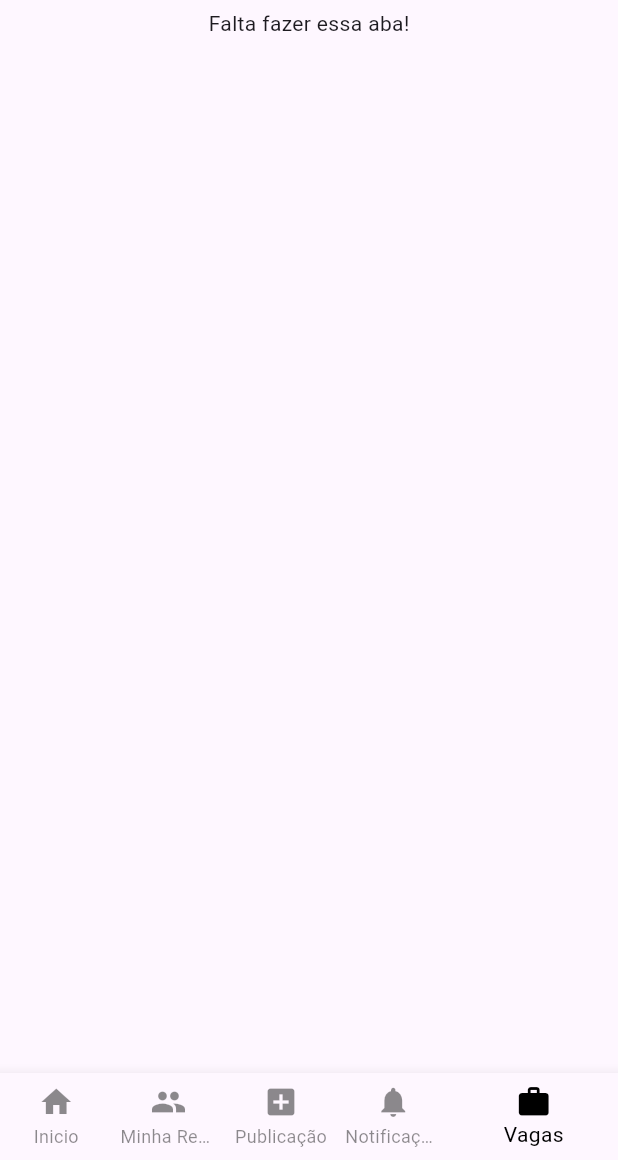
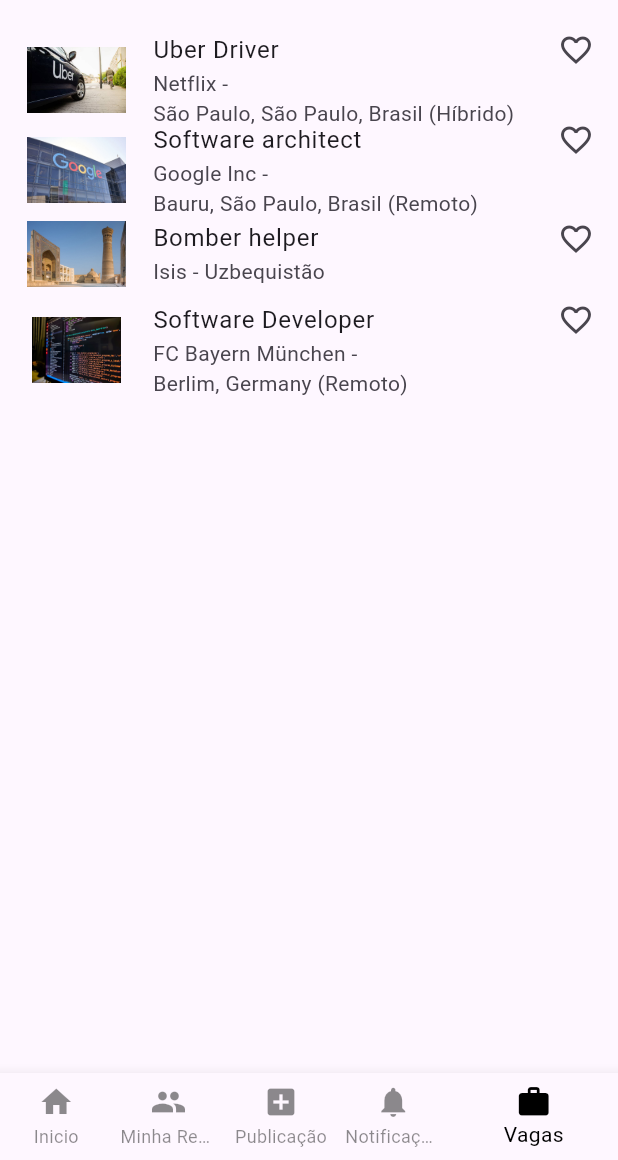
Before and after one commit to GuilhermeSilvestre/Flutter-Linkedin, a Flutter app: the screen it shows after launch, item 5 of the bottom bar chosen, on a phone screen of 412 x 824 dp, the part 76-1236 px from its top. Run offline on Flutter 3.47's test engine with Material 2 defaults, Android fonts, the phone set to English and light mode, and no system bars.

Commit message:
Adicionando aba vagas

```diff
--- a/lib/fake_data/fakedata.dart
+++ b/lib/fake_data/fakedata.dart
@@ -2,6 +2,7 @@
 import 'package:linkedin_project/widgets/notificacao.dart';
 import 'package:linkedin_project/widgets/post.dart';
 import 'package:linkedin_project/widgets/user.dart';
+import 'package:linkedin_project/widgets/vaga.dart';
 
 Conversa conversa1 = Conversa(
   name: 'Clayton',
@@ -224,3 +225,34 @@
     conections: 66,
   ),
 ];
+
+List<Vaga> vagas = [
+  Vaga(
+    title: 'Uber Driver',
+    image: 'assets/images/vagas1.jpg',
+    company: 'Netflix',
+    local: 'São Paulo, São Paulo, Brasil (Híbrido)',
+    iconbool: false,
+  ),
+  Vaga(
+    title: 'Software architect',
+    image: 'assets/images/vagas2.jpg',
+    company: 'Google Inc',
+    local: 'Bauru, São Paulo, Brasil (Remoto)',
+    iconbool: false,
+  ),
+  Vaga(
+    title: 'Bomber helper',
+    image: 'assets/images/vagas3.jpg',
+    company: 'Isis',
+    local: 'Uzbequistão',
+    iconbool: false,
+  ),
+  Vaga(
+    title: 'Software Developer',
+    image: 'assets/images/vagas4.jpg',
+    company: 'FC Bayern München',
+    local: 'Berlim, Germany (Remoto)',
+    iconbool: false,
+  ),
+];
--- a/lib/pages/vagas.dart
+++ b/lib/pages/vagas.dart
@@ -1,4 +1,6 @@
 import 'package:flutter/material.dart';
+import 'package:linkedin_project/fake_data/fakedata.dart';
+import 'package:linkedin_project/pages/vagastela.dart';
 
 class Vagas extends StatefulWidget {
   const Vagas({Key? key}) : super(key: key);
@@ -10,8 +12,62 @@
 class _VagasState extends State<Vagas> {
   @override
   Widget build(BuildContext context) {
-    return const Center(
-      child: Text('Falta fazer essa aba!'),
+    return ListView.builder(
+      shrinkWrap: true,
+      itemCount: vagas.length,
+      itemBuilder: (context, index) {
+        return SizedBox(
+          height: 60,
+          child: ListTile(
+            contentPadding:
+                const EdgeInsets.symmetric(horizontal: 16, vertical: 8),
+            leading: SizedBox(
+              height: 70,
+              width: 70,
+              child: Image.asset(vagas[index].image),
+            ),
+            title: Wrap(
+              children: [
+                Row(
+                  mainAxisAlignment: MainAxisAlignment.spaceBetween,
+                  children: [
+                    Text(vagas[index].title),
+                    InkWell(
+                      onTap: () {
+                        setState(() {
+                          vagas[index].iconbool = !vagas[index].iconbool;
+                        });
+                      },
+                      child: (!vagas[index].iconbool)
+                          ? const Icon(Icons.favorite_outline)
+                          : const Icon(Icons.favorite),
+                    ),
+                  ],
+                ),
+              ],
+            ),
+            subtitle: Wrap(
+              children: [
+                Text('${vagas[index].company} - '),
+                Text(vagas[index].local),
+              ],
+            ),
+            onTap: () {
+              Navigator.push(
+                context,
+                MaterialPageRoute(
+                  builder: (context) => VagasTela(
+                    title: vagas[index].title,
+                    image: vagas[index].image,
+                    company: vagas[index].company,
+                    local: vagas[index].local,
+                  ),
+                ),
+              );
+            },
+          ),
+        );
+      },
     );
   }
 }
```
Also changed, not shown: lib/pages/vagastela.dart (added, +81 -0 lines), lib/widgets/vaga.dart (added, +14 -0 lines), assets/images/vagas1.jpg (added), assets/images/vagas2.jpg (added), assets/images/vagas3.jpg (added), assets/images/vagas4.jpg (added).
